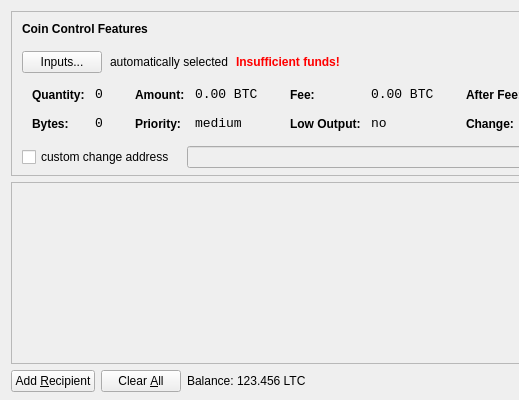
Before: the Qt Designer form Bullcoin/src/qt/forms/sendcoinsdialog.ui in bullCoin123/bullmaster, drawn with Qt 5; both pictures show x 0 to 519 and y 0 to 400 of the 850 by 400 pixel window.
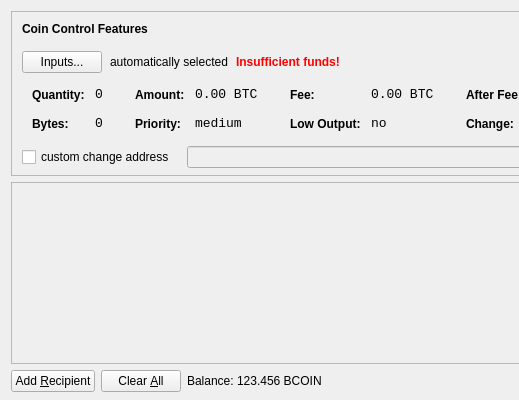
After: the same form once the commit is applied. Icons and pictures are not drawn.

What changed in the file:
```diff
--- a/Bullcoin/src/qt/forms/sendcoinsdialog.ui
+++ b/Bullcoin/src/qt/forms/sendcoinsdialog.ui
@@ -720,7 +720,7 @@
           <cursorShape>IBeamCursor</cursorShape>
          </property>
          <property name="text">
-          <string>123.456 LTC</string>
+          <string>123.456 BCOIN</string>
          </property>
          <property name="textInteractionFlags">
           <set>Qt::LinksAccessibleByMouse|Qt::TextSelectableByKeyboard|Qt::TextSelectableByMouse</set>
```
